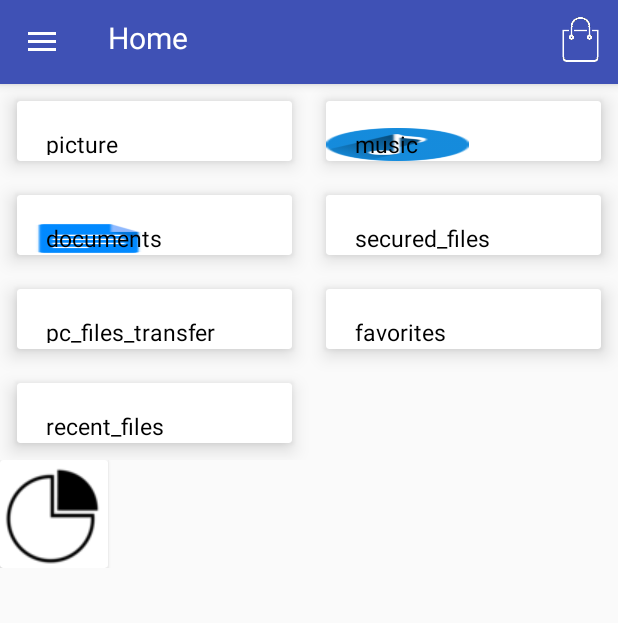
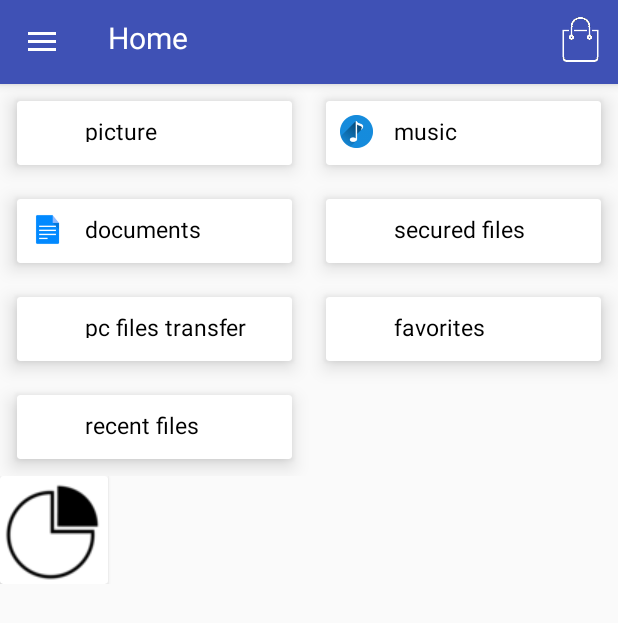
Before and after one commit to aloha1/File_Command, an Android app: the screen it shows after launch (MainActivity), on a phone screen of 412 x 824 dp. Shown: the top 623 px of the screen. Run offline under Robolectric (Android 15) with nearby library versions, the phone set to English and light mode, and no system bars; our stand-ins replace AdMob.

Commit message:
update details

```diff
--- a/FileCommand/app/src/main/java/aaron/filecommand/adapter/HomeAdapter.java
+++ b/FileCommand/app/src/main/java/aaron/filecommand/adapter/HomeAdapter.java
@@ -50,8 +50,9 @@ public class HomeAdapter extends RecyclerView.Adapter<RecyclerView.ViewHolder> i
     @Override
     public void onBindViewHolder(final RecyclerView.ViewHolder holder, final int position) {
         if (holder instanceof TextViewHolder) {
-            ((TextViewHolder)holder).mTextView.setText(dataList.get(position).getTagString());
+            String data = dataList.get(position).getTagString().replace("_"," ");
             try {
+                ((TextViewHolder)holder).mTextView.setText(data);
                 int resId = mContext.getResources().getIdentifier(dataList.get(position).getTagString(), "drawable", mContext.getPackageName());
                 Log.d(TAG,"resID is: "+resId);
                 Drawable drawable = mContext.getResources().getDrawable(resId);
--- a/FileCommand/app/src/main/java/aaron/filecommand/fragment/HomeFragment.java
+++ b/FileCommand/app/src/main/java/aaron/filecommand/fragment/HomeFragment.java
@@ -56,33 +56,19 @@ public class HomeFragment extends Fragment {
     }
     @Override
     public View onCreateView(LayoutInflater inflater, ViewGroup container, Bundle savedInstanceState) {
+
         return inflater.inflate(R.layout.fragment_home, container, false);
     }
 
     @Override
     public void onViewCreated(View view, @Nullable Bundle savedInstanceState) {
         super.onViewCreated(view, savedInstanceState);
-        initData();
+        initData(view);
         initView(view);
     }
 
-    private void initData(){
-        listAll();
-//        ClassBean c1 = new ClassBean();
-//        c1.setTagString("Pictues");
-//        listClass.add(c1);
-//        ClassBean c2 = new ClassBean();
-//        c2.setTagString("Music");
-//        listClass.add(c2);
-//        ClassBean c3 = new ClassBean();
-//        c3.setTagString("Videos");
-//        listClass.add(c3);
-//        ClassBean c4 = new ClassBean();
-//        c4.setTagString("Documents");
-//        listClass.add(c4);
-//        ClassBean c5 = new ClassBean();
-//        c5.setTagString("Acheives");
-//        listClass.add(c5);
+    private void initData(View view){
+        listAll(view);
     }
 
     private void initView(View view){
@@ -110,7 +96,7 @@ public class HomeFragment extends Fragment {
 
     }
 
-    public void listAll() {
+    public void listAll(View view) {
         int _algorithm_id = 0;
         CategoryRepo repo = new CategoryRepo(getActivity());
         Category category = new Category();
@@ -118,13 +104,13 @@ public class HomeFragment extends Fragment {
         category = repo.getColumnById(_algorithm_id);
         ArrayList<HashMap<String, String>> algorithmList = repo.getAlgorithmList();
         if (algorithmList.size() != 0) {//Show Db list
-            initRecyclerView(algorithmList);
+            initRecyclerView(algorithmList, view);
         } else {
             Toast.makeText(getActivity(), "No Content!", Toast.LENGTH_SHORT).show();
         }
     }
 
-    private void initRecyclerView(ArrayList<HashMap<String, String>> algorithmList){
+    private void initRecyclerView(ArrayList<HashMap<String, String>> algorithmList, View view){
         for(int i = 0; i< algorithmList.size();i++){
             String data = algorithmList.get(i).get("topic");
             Log.d(TAG,"The "+i+"th is: "+data);
@@ -136,10 +122,12 @@ public class HomeFragment extends Fragment {
             classBean.setTagString(data.replace("image_tick_",""));
             classBean.setCoverImageUri(data);
             listClass.add(classBean);
+            initRecycler(view);
         }
     }
     @Override
     public void onStop() {
         super.onStop();
     }
+
 }
--- a/FileCommand/app/src/main/res/layout/card_content.xml
+++ b/FileCommand/app/src/main/res/layout/card_content.xml
@@ -10,74 +10,24 @@
 
         <RelativeLayout
             android:id="@+id/layout_content"
-            android:layout_width="@dimen/image_history_width"
-            android:layout_height="@dimen/home_card_height"
-            android:layout_marginTop="@dimen/card_margin"
-            android:layout_alignParentLeft="true">
+            android:layout_width="match_parent"
+            android:layout_height="@dimen/digit_big_height"
+            android:layout_margin="@dimen/margin_left_small">
             <ImageView
                 android:id="@+id/image_content"
-                android:layout_width="@dimen/image_history_width"
+                android:layout_width="@dimen/home_card_height"
                 android:layout_height="@dimen/home_card_height"
                 android:scaleType="fitXY"
                 android:layout_alignParentLeft="true"
                 />
-            <ImageView
-                android:id="@+id/image_content_mask"
-                android:layout_width="@dimen/image_history_width"
-                android:layout_height="@dimen/home_card_height"
-                android:layout_alignParentLeft="true" />
-            <ImageView
-                android:layout_width="wrap_content"
-                android:layout_height="wrap_content"
-                android:layout_alignParentRight="true"
-                android:layout_alignParentBottom="true" />
-        </RelativeLayout>
-
             <TextView
                 android:id="@+id/text_content"
                 android:layout_width="wrap_content"
                 android:layout_height="@dimen/button_margin"
                 android:textSize="@dimen/text_subtitle_size"
-            android:paddingLeft="@dimen/normal_margin"
-            android:layout_marginTop="18dp"
                 android:layout_marginLeft="@dimen/searchview_margin"
-            android:layout_toRightOf="@+id/layout_content"
-            android:layout_alignParentTop="true"
+                android:layout_toRightOf="@+id/image_content"
                 android:textColor="@android:color/black"/>
 
-        <TextView
-            android:id="@+id/text_video_class_progress_amount"
-            android:layout_width="wrap_content"
-            android:layout_height="wrap_content"
-            android:layout_marginLeft="@dimen/margin_left_small"
-            android:layout_toRightOf="@+id/text_video_class_mentor"
-            android:layout_below="@+id/text_content"/>
-
-        <TextView
-            android:id="@+id/text_video_class_mentor"
-            android:layout_width="wrap_content"
-            android:layout_height="wrap_content"
-            android:layout_marginTop="@dimen/normal_margin"
-            android:layout_marginLeft="@dimen/searchview_margin"
-            android:layout_toRightOf="@+id/layout_content"
-            android:layout_below="@+id/text_content"
-            android:textColor="@color/colorPrimary" />
-
-        <TextView
-            android:id="@+id/text_video_keyword1"
-            android:layout_width="wrap_content"
-            android:layout_height="@dimen/text_digit_height"
-            android:layout_marginTop="@dimen/normal_margin"
-            android:layout_marginLeft="@dimen/searchview_margin"
-            android:layout_toRightOf="@+id/layout_content"
-            android:layout_below="@+id/text_video_class_mentor"
-            android:text=""/>
-
-        <ImageView
-            android:id="@+id/image_video_right_arrow"
-            android:layout_width="wrap_content"
-            android:layout_height="wrap_content"
-            android:layout_alignParentRight="true"
-            android:layout_centerVertical="true"
-            android:layout_margin="@dimen/margin_left_small" />
+        </RelativeLayout>
     </android.support.v7.widget.CardView>
```
Lines whose indentation alone changed are shown as unchanged.
